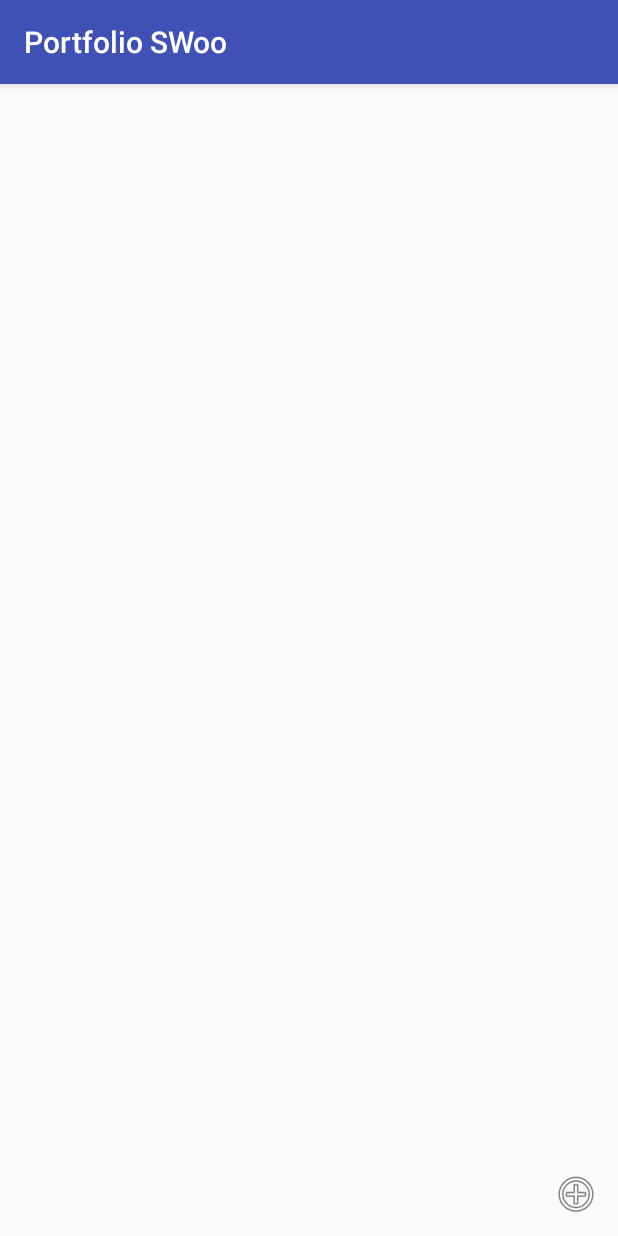
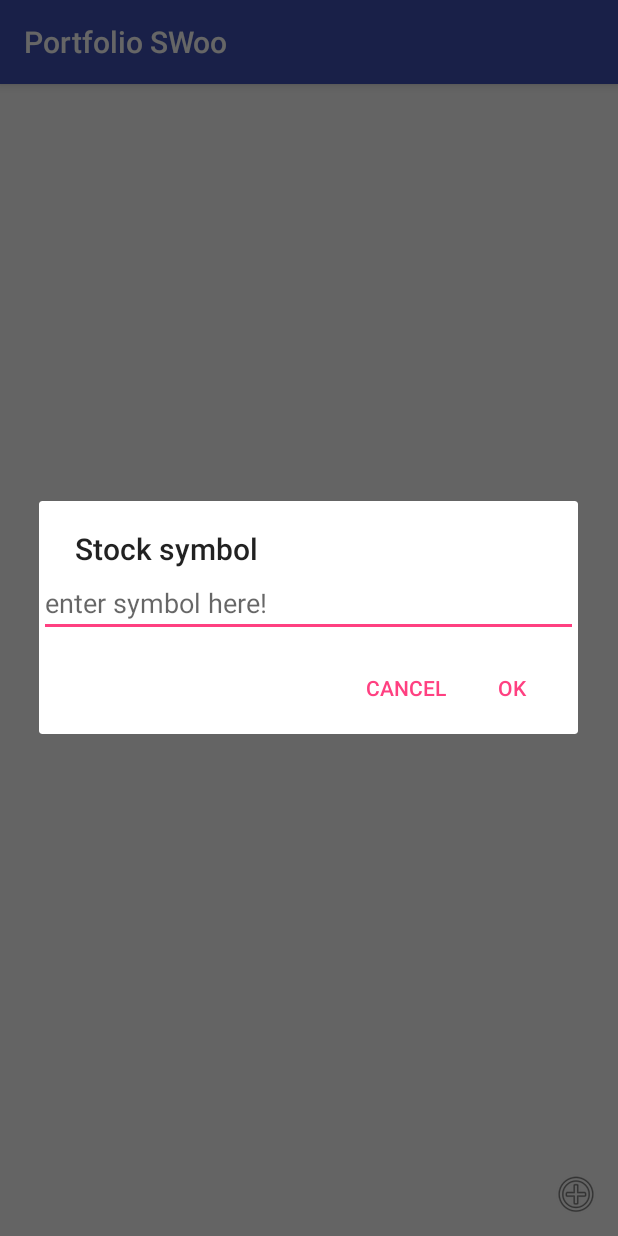
Before and after one commit to StevenWoo/android-stock, an Android app: the screen it shows after launch (MainActivity), after a tap on an icon or button, on a phone screen of 412 x 824 dp. Run offline under Robolectric (Android 15) with nearby library versions, the phone set to English and light mode, and no system bars; our stand-ins replace EventBus.

Commit message:
start of get quote

```diff
--- a/app/src/main/java/club/swoo/portfolioswoo/MainActivity.java
+++ b/app/src/main/java/club/swoo/portfolioswoo/MainActivity.java
@@ -1,12 +1,19 @@
 package club.swoo.portfolioswoo;
 
+import android.content.Context;
+import android.content.DialogInterface;
 import android.preference.PreferenceManager;
+import android.support.v7.app.AlertDialog;
 import android.support.v7.app.AppCompatActivity;
 import android.os.Bundle;
 import android.support.v7.widget.LinearLayoutManager;
 import android.support.v7.widget.RecyclerView;
+import android.text.InputType;
 import android.util.Log;
+import android.view.LayoutInflater;
 import android.view.View;
+import android.view.ViewGroup;
+import android.widget.EditText;
 import android.widget.ImageView;
 
 import org.greenrobot.eventbus.EventBus;
@@ -40,12 +47,41 @@ public class MainActivity extends AppCompatActivity {
 
     private String KEY_PREFERENCES_PORTFOLIO = "portfolio.v1";
 
+    private String m_Text = "";
+    private void getSymbolFromUser(Context context, View view){
+        AlertDialog.Builder builder = new AlertDialog.Builder(this);
+        builder.setTitle("Stock symbol");
 
-    private void getQuote(){
+        final EditText input = new EditText(this);
+        input.setInputType(InputType.TYPE_CLASS_TEXT);
+        input.setHint(context.getString(R.string.stock_hint));
+        builder.setView(input);
+
+// Set up the buttons
+        builder.setPositiveButton("OK", new DialogInterface.OnClickListener() {
+            @Override
+            public void onClick(DialogInterface dialog, int which) {
+                m_Text = input.getText().toString();
+                Log.i(TAG, m_Text);
+                getQuote(m_Text);
+            }
+        });
+        builder.setNegativeButton("Cancel", new DialogInterface.OnClickListener() {
+            @Override
+            public void onClick(DialogInterface dialog, int which) {
+                dialog.cancel();
+            }
+        });
+        builder.show();
+    }
+
+    private void getQuote(String symbol){
         OkHttpClient client = new OkHttpClient();
 
-        String test_url1 = "https://api.iextrading.com/1.0/stock/AAPL/quote";
 
+        String test_url0 = "https://api.iextrading.com/1.0/stock/%s/quote";
+
+        String test_url1 = String.format(test_url0, symbol);
         HttpUrl.Builder urlBuilder1 = HttpUrl.parse(test_url1).newBuilder();
         String url1 = urlBuilder1.build().toString();
 
@@ -165,6 +201,7 @@ public class MainActivity extends AppCompatActivity {
             @Override
             public void onClick(View view) {
                 Log.i(TAG, "hello click");
+                getSymbolFromUser(getApplicationContext(), view);
             }
         });
         mRecyclerView = findViewById(R.id.stock_recycler_view);
@@ -177,7 +214,6 @@ public class MainActivity extends AppCompatActivity {
         List<JSONObject> input = new ArrayList<>();
         mAdapter = new StockAdapter(input);
         mRecyclerView.setAdapter(mAdapter);
-        getQuote();
 
         batchGetQuote();
 
--- a/app/src/main/res/values/strings.xml
+++ b/app/src/main/res/values/strings.xml
@@ -1,3 +1,4 @@
 <resources>
     <string name="app_name">Portfolio SWoo</string>
+    <string name="stock_hint">enter symbol here!</string>
 </resources>
```
Also changed, not shown: app/src/main/res/layout/symbol_input_dialog.xml (added, +18 -0 lines).
